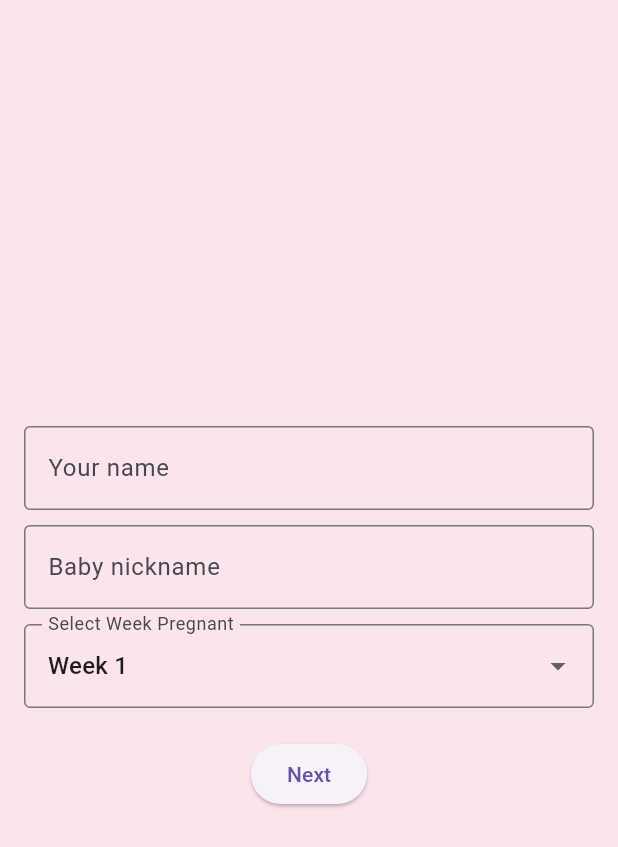
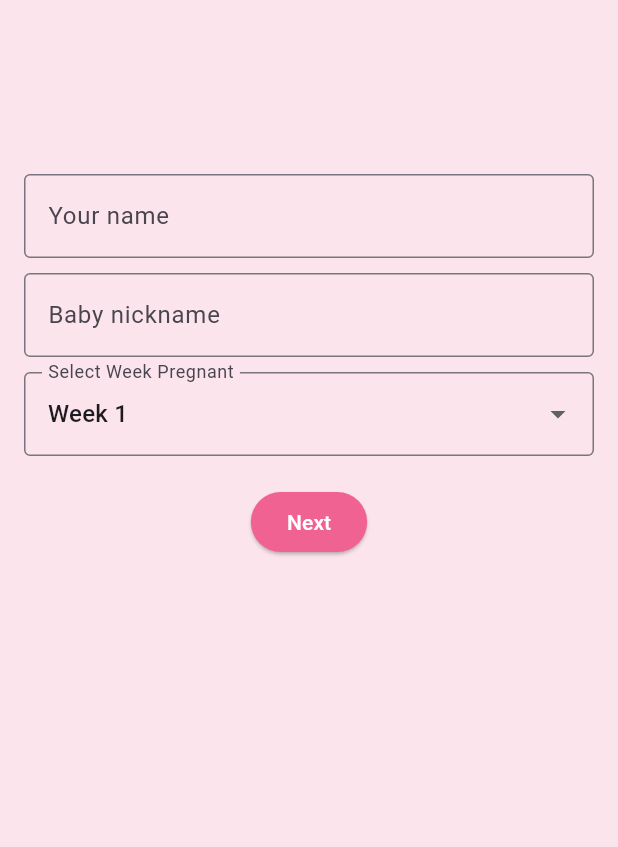
Before and after one commit to ShaikMoosa/Halima, a Flutter app: the screen it shows after launch, on a phone screen of 412 x 824 dp. Shown: the top 847 px of the screen. Run offline on Flutter 3.47's test engine with Material 3 defaults, Android fonts, the phone set to English and light mode, and no system bars; Roboto replaces fonts that are missing (Arial).

Commit message:
next button style is changed to pink 300

```diff
--- a/lib/user_input_screen.dart
+++ b/lib/user_input_screen.dart
@@ -20,11 +20,13 @@ class UserInputScreenState extends State<UserInputScreen> {
     final weeksData = Provider.of<WeekProvider>(context).weeksData;
 
     return Scaffold(
-      body: Padding(
+      body: SingleChildScrollView( // Scrollable content
+        child: Padding(
           padding: const EdgeInsets.all(16.0),
           child: Column(
             mainAxisAlignment: MainAxisAlignment.center,
             children: [
+              SizedBox(height: 100), // Space at the top for visual balance
               _buildTextField('Your name', nameController),
               const SizedBox(height: 10),
               _buildTextField('Baby nickname', nicknameController),
@@ -47,9 +49,22 @@ class UserInputScreenState extends State<UserInputScreen> {
                     },
                   );
                 },
-              child: const Text('Next'),
+                style: ElevatedButton.styleFrom(
+                  backgroundColor: Colors.pink.shade300,
+                  shape: RoundedRectangleBorder(
+                    borderRadius: BorderRadius.circular(20.0),
                   ),
+                ),
+                child: const Text(
+                  'Next',
+                  style: TextStyle(
+                    color: Colors.white,
+                  ),
+                ),
+              ),
+              SizedBox(height: 150), // Space at the bottom for visual balance
             ],
+          ),
         ),
       ),
     );
@@ -110,7 +125,7 @@ class UserInputScreenState extends State<UserInputScreen> {
                 title: Text('Week $startWeek'),
                 onTap: () {
                   setState(() {
-                    selectedWeek = startWeek;
+                    selectedWeek = startWeek; // Removed misplaced semicolon
                   });
                   Navigator.pop(context); // Close the bottom sheet
                 },
--- a/pubspec.yaml
+++ b/pubspec.yaml
@@ -71,6 +71,7 @@ flutter:
     - assets/pineapple.png
     - assets/watermelon.png
     - assets/pumpkin.png
+    - assets/leaves.png
 
   # The following line ensures that the Material Icons font is
   # included with your application, so that you can use the icons in
```
Also changed, not shown: assets/leaves.png (added). Lines whose indentation alone changed are shown as unchanged.
